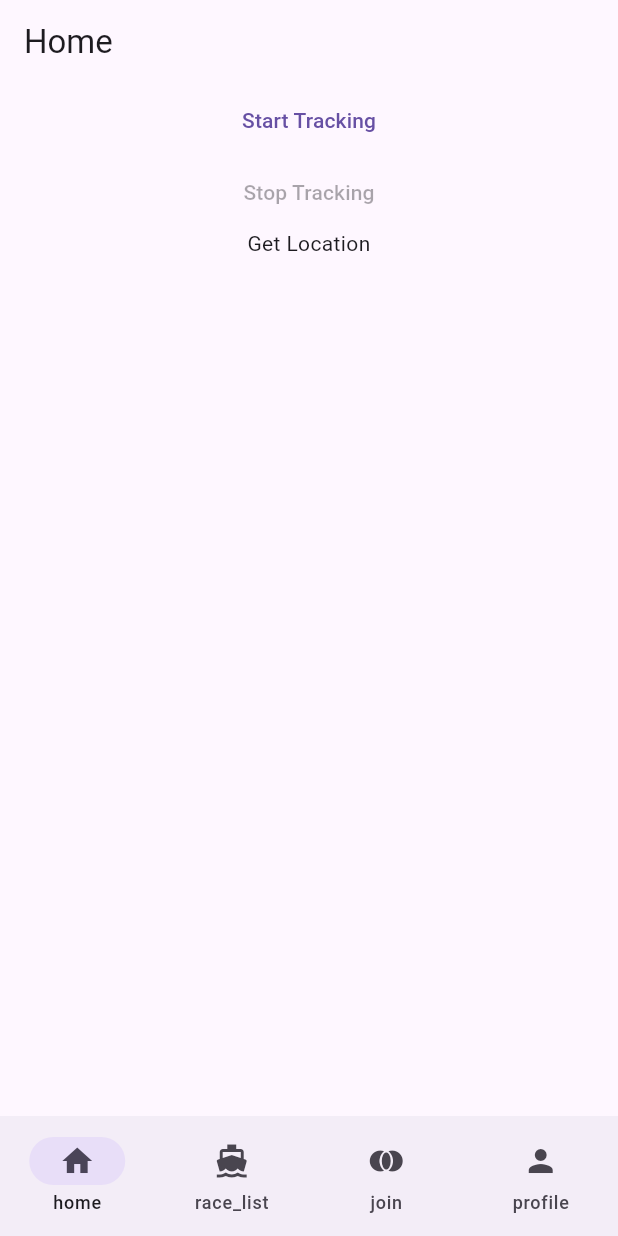
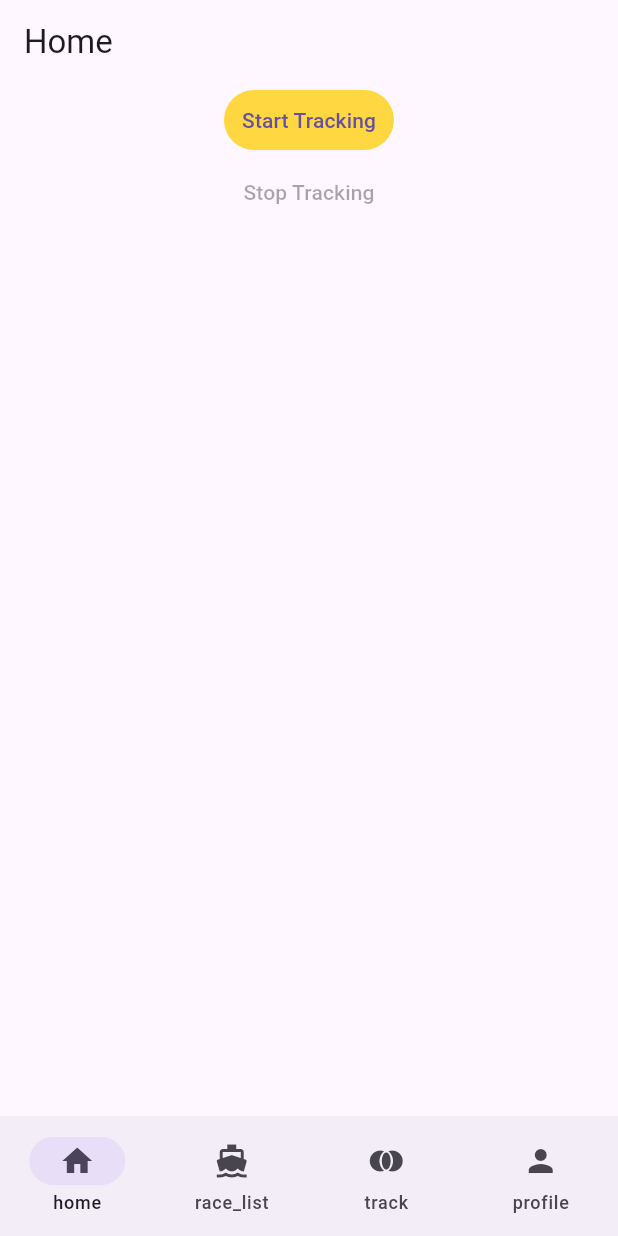
Before and after one commit to COMP-4350-Group-8/comp4350-project, a Flutter app: the screen it shows after launch, on a phone screen of 412 x 824 dp. Run offline on Flutter 3.47's test engine with Material 3 defaults, Android fonts, the phone set to English and light mode, and no system bars; our stand-ins replace geolocator, go_router, google_maps_flutter; missing offline and left inert: flutter_polyline_points.

Commit message:
Maps display

```diff
--- a/frontend/flutter_client/lib/screens/home_page.dart
+++ b/frontend/flutter_client/lib/screens/home_page.dart
@@ -19,10 +19,10 @@ class HomePage extends StatefulWidget {
 
 /// [_HomePageState]
 class _HomePageState extends State<HomePage> {
-  String _status = 'Get Location';
+  String _status = '';
   bool _isTracking = false;
   final List<Position> _points = [];
-  String _api = 'localhost:5000';
+  final String _api = 'localhost:5000';
   String _gpx = '';
 
   CustomTheme customTheme = CustomTheme();
@@ -38,6 +38,8 @@ class _HomePageState extends State<HomePage> {
           child: Column(
             children: [
               TextButton(
+                  style: ElevatedButton.styleFrom(
+                      backgroundColor: Colors.amberAccent),
                   onPressed: _isTracking ? null : _startTracking,
                   child: Text("Start Tracking")),
               TextButton(
@@ -170,7 +172,7 @@ class _HomePageState extends State<HomePage> {
     }
 
     try {
-      final url = Uri.parse(_api + '/track');
+      final url = Uri.parse('$_api/track');
 
       final responce = await http.put(url,
           headers: {'Content-Type': 'application/json; charset=UTF-8'},
--- a/frontend/flutter_client/lib/widgets/navigation_bar_widget.dart
+++ b/frontend/flutter_client/lib/widgets/navigation_bar_widget.dart
@@ -3,11 +3,11 @@ import 'package:flutter/material.dart';
 import '../logic/destination.dart';
 
 import '../screens/home_page.dart';
-import '../screens/join_page.dart';
+import '../screens/track_page.dart';
 import '../screens/profile_page.dart';
 import '../screens/race_info_page.dart';
 
-class ScaffoldWithNavBar extends StatefulWidget{
+class ScaffoldWithNavBar extends StatefulWidget {
   const ScaffoldWithNavBar({required this.child, super.key});
 
   final Widget child;
@@ -16,14 +16,15 @@ class ScaffoldWithNavBar extends StatefulWidget{
   State<ScaffoldWithNavBar> createState() => _ScaffoldWithNavBarState();
 }
 
-class _ScaffoldWithNavBarState extends State<ScaffoldWithNavBar>{
+class _ScaffoldWithNavBarState extends State<ScaffoldWithNavBar> {
   int currentPageIndex = 0;
-  NavigationDestinationLabelBehavior labelBehavior = NavigationDestinationLabelBehavior.alwaysShow;
+  NavigationDestinationLabelBehavior labelBehavior =
+      NavigationDestinationLabelBehavior.alwaysShow;
 
   static const List<Destination> navBarDestinations = <Destination>[
     Destination(0, '/home', 'home', Icons.home),
     Destination(1, '/race_list', 'race_list', Icons.directions_boat),
-  Destination(2, '/join', 'join', Icons.join_full),
+    Destination(2, '/track', 'track', Icons.join_full),
     Destination(3, '/profile', 'profile', Icons.person),
   ];
 
@@ -31,27 +32,24 @@ class _ScaffoldWithNavBarState extends State<ScaffoldWithNavBar>{
   Widget build(BuildContext context) {
     return Scaffold(
         bottomNavigationBar: NavigationBar(
-        destinations: navBarDestinations.map<NavigationDestination>(
-          (Destination destination) {
+            destinations: navBarDestinations
+                .map<NavigationDestination>((Destination destination) {
               return NavigationDestination(
                 icon: Icon(destination.icon),
                 label: destination.label,
               );
-          }
-        ).toList(),
+            }).toList(),
             selectedIndex: currentPageIndex,
-        onDestinationSelected: (int index){
+            onDestinationSelected: (int index) {
               setState(() {
                 currentPageIndex = index;
               });
-        }
-      ),
+            }),
         body: [
           HomePage(),
           RaceInfoPage(), // Should acutally be RaceListPage(), then from the Race List Page you would click on the desired RaceInfoPage()
-        JoinPage(),
+          TrackPage(),
           ProfilePage()
-      ][currentPageIndex]
-    );
+        ][currentPageIndex]);
   }
 }
--- a/frontend/flutter_client/pubspec.yaml
+++ b/frontend/flutter_client/pubspec.yaml
@@ -40,6 +40,8 @@ dependencies:
   path_provider: ^2.0.15
   xml: ^6.2.2
   http: ^1.1.0
+  flutter_polyline_points: ^2.1.0
+  google_maps_flutter: ^2.10.0
 
 
 dev_dependencies:
```
Also changed, not shown: frontend/flutter_client/lib/screens/join_page.dart (deleted, +0 -30 lines), frontend/flutter_client/lib/screens/track_page.dart (added, +103 -0 lines), frontend/flutter_client/pubspec.lock, 1 other file. Lines whose indentation alone changed are shown as unchanged.
